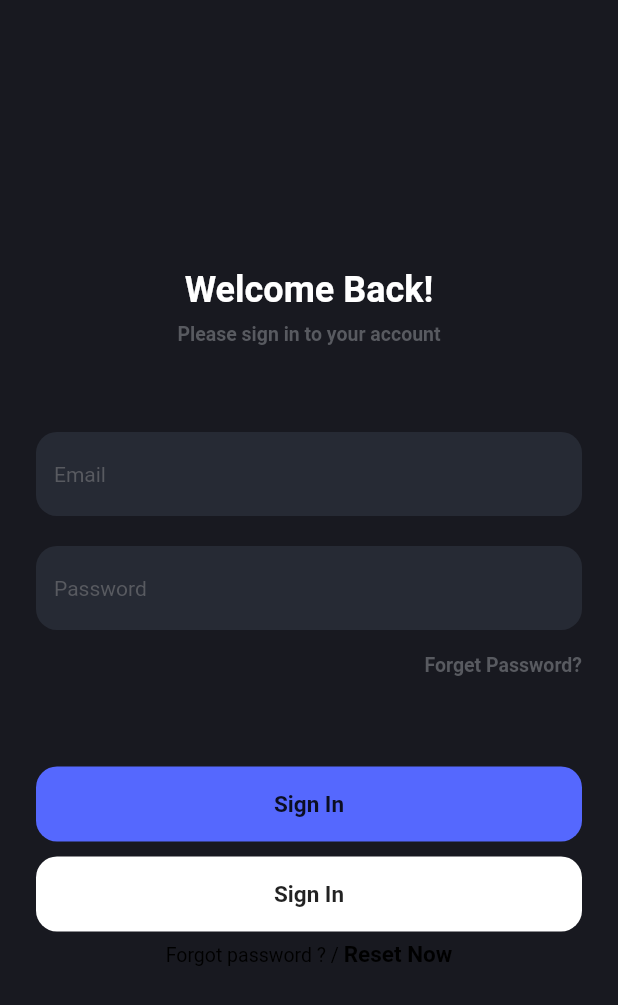
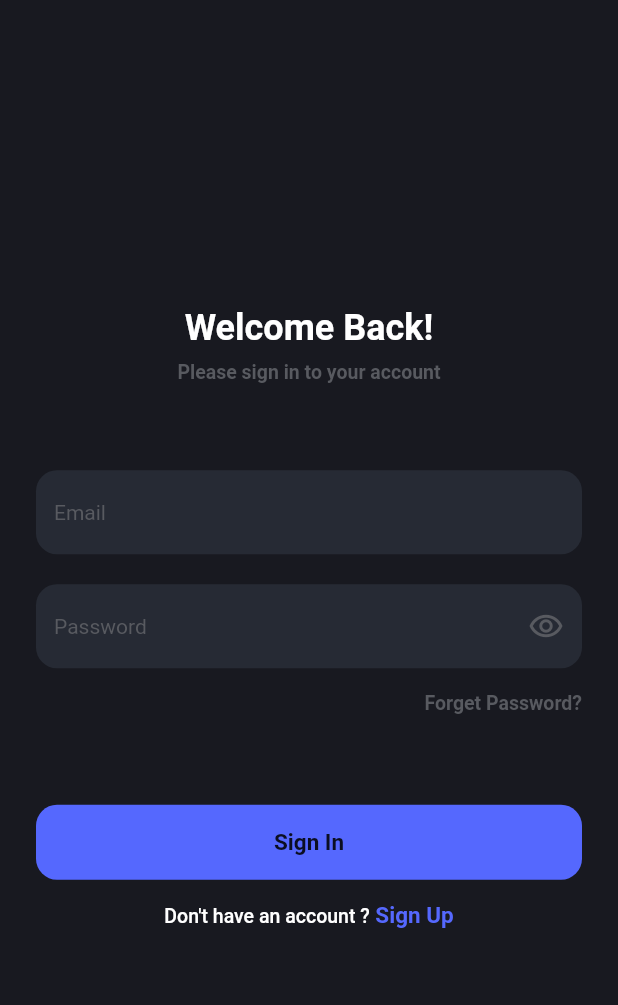
Before and after one commit to MudasirHussain72/Login-UI, a Flutter app: the screen it shows after launch, after a tap on "title", on a phone screen of 412 x 824 dp. Shown: the top 1005 px of the screen. Run offline on Flutter 3.47's test engine with Material 2 defaults, Android fonts, the phone set to English and light mode, and no system bars.

Commit message:
UI completed

```diff
--- a/lib/main.dart
+++ b/lib/main.dart
@@ -1,9 +1,15 @@
 import 'package:flutter/material.dart';
+import 'package:flutter/services.dart';
 import 'package:login_ui/screens/first_sceen.dart';
 import 'package:login_ui/screens/login_screen.dart';
 import 'package:login_ui/screens/signup_screen.dart';
 
 void main() {
+  WidgetsFlutterBinding.ensureInitialized();
+  SystemChrome.setPreferredOrientations([
+    DeviceOrientation.portraitUp,
+    DeviceOrientation.portraitDown,
+  ]).then((value) => runApp(const MyApp()));
   runApp(const MyApp());
 }
 
--- a/lib/screens/first_sceen.dart
+++ b/lib/screens/first_sceen.dart
@@ -13,7 +13,7 @@ class _FirstScreenState extends State<FirstScreen> {
   Widget build(BuildContext context) {
     return Scaffold(
       body: Container(
-        decoration: BoxDecoration(
+        decoration: const BoxDecoration(
           image: DecorationImage(
               image: AssetImage("assets/bg.jpg"), fit: BoxFit.cover),
         ),
@@ -23,15 +23,15 @@ class _FirstScreenState extends State<FirstScreen> {
               crossAxisAlignment: CrossAxisAlignment.center,
               mainAxisAlignment: MainAxisAlignment.end,
               children: [
-                Text(
+                const Text(
                   "abda",
                   style: TextStyle(
                       color: Colors.white,
                       fontSize: 24,
                       fontWeight: FontWeight.w600),
                 ),
-                Padding(
-                  padding: const EdgeInsets.all(8.0),
+                const Padding(
+                  padding: EdgeInsets.all(8.0),
                   child: Text(
                     "Watch your favoirite series or movies on\nonly one platform.You can watch it\nanytime and anywhere",
                     textAlign: TextAlign.center,
@@ -49,7 +49,7 @@ class _FirstScreenState extends State<FirstScreen> {
                         Navigator.pushNamed(context, "/LoginScreen");
                       },
                       title: "title",
-                      color: Color(0xff5568FE)),
+                      color: const Color(0xff5568FE)),
                 )
               ]),
         ),
--- a/lib/screens/login_screen.dart
+++ b/lib/screens/login_screen.dart
@@ -14,20 +14,20 @@ class _LoginScreenState extends State<LoginScreen> {
   @override
   Widget build(BuildContext context) {
     return Scaffold(
-      backgroundColor: Color(0xff181920),
+      backgroundColor: const Color(0xff181920),
       body: Center(
         child: Padding(
           padding: const EdgeInsets.symmetric(horizontal: 24.0),
           child: Column(mainAxisAlignment: MainAxisAlignment.center, children: [
-            Text(
+            const Text(
               "Welcome Back!",
               style: TextStyle(
                   color: Colors.white,
                   fontSize: 24,
                   fontWeight: FontWeight.w600),
             ),
-            Padding(
-              padding: const EdgeInsets.all(8.0),
+            const Padding(
+              padding: EdgeInsets.all(8.0),
               child: Text(
                 "Please sign in to your account",
                 textAlign: TextAlign.center,
@@ -39,14 +39,20 @@ class _LoginScreenState extends State<LoginScreen> {
             ),
             Padding(
               padding: const EdgeInsets.only(top: 40),
-              child: MyTextField(hintText: "Email", color: Color(0xff585A60)),
+              child: MyTextField(
+                  hintText: "Email", color: const Color(0xff585A60)),
             ),
             Padding(
               padding: const EdgeInsets.only(bottom: 6),
-              child:
-                  MyTextField(hintText: "Password", color: Color(0xff585A60)),
+              child: MyTextField(
+                  icon: const Icon(
+                    Icons.remove_red_eye_outlined,
+                    color: Color(0xff585A60),
+                  ),
+                  hintText: "Password",
+                  color: const Color(0xff585A60)),
             ),
-            Align(
+            const Align(
               alignment: Alignment.topRight,
               child: Text(
                 "Forget Password?",
@@ -57,30 +63,29 @@ class _LoginScreenState extends State<LoginScreen> {
                     fontWeight: FontWeight.w600),
               ),
             ),
-            SizedBox(
+            const SizedBox(
               height: 60,
             ),
             RoundedButton(
-                ontap: () {}, title: "Sign In", color: Color(0xff5568FE)),
-            SizedBox(height: 10),
-            RoundedButton(ontap: () {}, title: "Sign In", color: Colors.white),
-            SizedBox(
-              height: 6,
-            ),
+                ontap: () {}, title: "Sign In", color: const Color(0xff5568FE)),
+            const SizedBox(height: 15),
             RichText(
               text: TextSpan(
-                text: 'Forgot password ? / ',
-                style: TextStyle(fontSize: 13, color: Colors.black),
+                text: "Don't have an account ?",
+                style: const TextStyle(
+                    fontSize: 13,
+                    color: Colors.white,
+                    fontWeight: FontWeight.w500),
                 children: [
                   TextSpan(
-                      text: 'Reset Now',
-                      style: TextStyle(
-                        fontSize: 15,
-                        fontWeight: FontWeight.bold,
-                      ),
+                      text: ' Sign Up',
+                      style: const TextStyle(
+                          color: Color(0xff5568FE),
+                          fontSize: 15,
+                          fontWeight: FontWeight.w600),
                       recognizer: TapGestureRecognizer()
                         ..onTap = () {
-                          Navigator.pushNamed(context, "/ResetPassword");
+                          Navigator.pushNamed(context, "/SignUpScreen");
                         }),
                 ],
               ),
--- a/lib/widgets/rounded_button.dart
+++ b/lib/widgets/rounded_button.dart
@@ -1,3 +1,5 @@
+// ignore_for_file: prefer_typing_uninitialized_variables
+
 import 'package:flutter/material.dart';
 
 // ignore: must_be_immutable
@@ -19,16 +21,16 @@ class RoundedButton extends StatelessWidget {
       child: Container(
           height: 50,
           width: double.infinity,
+          decoration: BoxDecoration(
+            // color: Color(0xff6D88E7),
+            color: color,
+            borderRadius: BorderRadius.circular(14),
+          ),
           child: Center(
               child: Text(
             title,
             style: const TextStyle(fontSize: 15, fontWeight: FontWeight.bold),
-          )),
-          decoration: BoxDecoration(
-            // color: Color(0xff6D88E7),
-            color: color,
-            borderRadius: BorderRadius.circular(14),
-          )),
+          ))),
     );
   }
 }
--- a/lib/widgets/textfiled.dart
+++ b/lib/widgets/textfiled.dart
@@ -1,16 +1,16 @@
+// ignore_for_file: prefer_typing_uninitialized_variables, must_be_immutable
+
 import 'package:flutter/material.dart';
 
-// ignore: must_be_immutable
 class MyTextField extends StatelessWidget {
   String hintText;
-  // ignore: prefer_typing_uninitialized_variables
-  // var controller;
   var color;
+  var icon;
   MyTextField({
     super.key,
-    // required this.controller,
     required this.hintText,
     required this.color,
+    this.icon,
   });
 
   @override
@@ -26,10 +26,11 @@ class MyTextField extends StatelessWidget {
             borderRadius: BorderRadius.circular(14.0),
           ),
           filled: true,
-          hintStyle: TextStyle(color: Color(0xff585A60)),
+          hintStyle: const TextStyle(color: Color(0xff585A60)),
           hintText: hintText,
-          fillColor: Color(0xff262A34),
-          focusColor: Color(0xff262A34),
+          fillColor: const Color(0xff262A34),
+          focusColor: const Color(0xff262A34),
+          suffixIcon: icon,
         ),
       ),
     );
```
Also changed, not shown: lib/screens/signup_screen.dart (+73 -1 lines).
